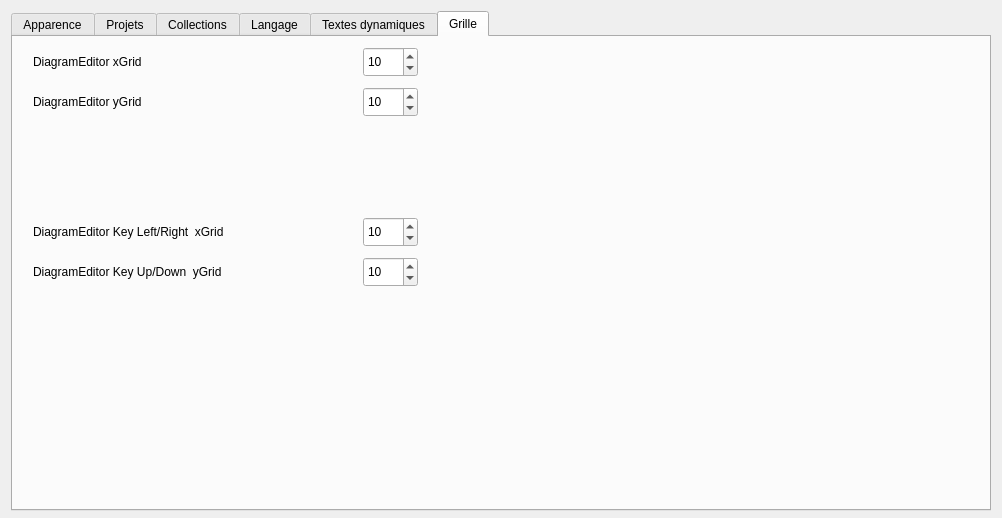
qelectrotech/qelectrotech-source-mirror, file sources/ui/configpage/generalconfigurationpage.ui: the form before one commit.
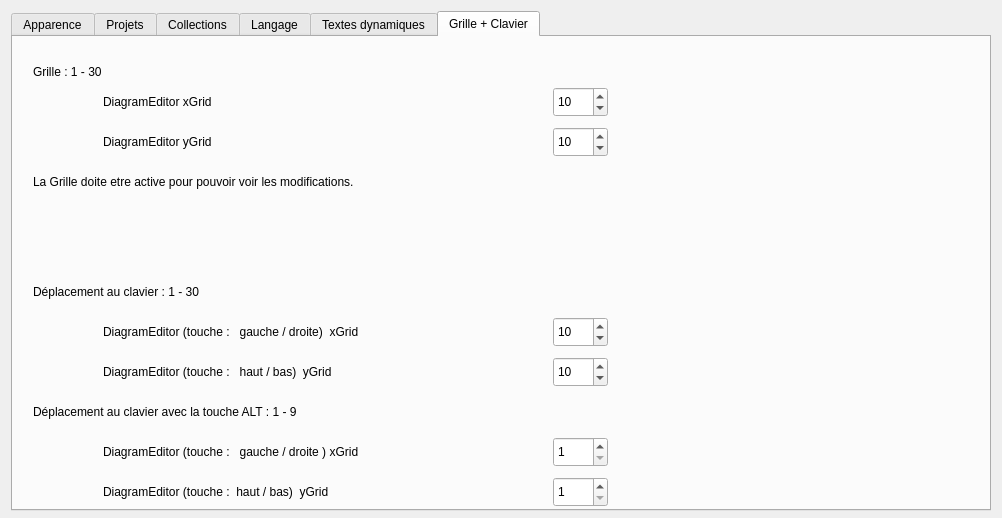
The form after the commit.

Commit message: Add two speedsize for displacing items when working with a keyboard on diagram editor : normal displacement "adjustable from 1 to 30" (keys : Left,Right,Up,Down) fine displacement "adjustable from 1 to 10" (ALT + keys : Left,Right,Up,Down ), thanks Erik for his patch

Diff of the .ui file:
```diff
--- a/sources/ui/configpage/generalconfigurationpage.ui
+++ b/sources/ui/configpage/generalconfigurationpage.ui
@@ -466,13 +466,13 @@
      </widget>
      <widget class="QWidget" name="Grid">
       <attribute name="title">
-       <string>Grille</string>
+       <string>Grille + Clavier</string>
       </attribute>
       <widget class="QLabel" name="Label_Diagram_xGrid">
        <property name="geometry">
         <rect>
-         <x>20</x>
-         <y>10</y>
+         <x>90</x>
+         <y>50</y>
          <width>191</width>
          <height>30</height>
         </rect>
@@ -484,8 +484,8 @@
       <widget class="QLabel" name="Label_Diagram_yGrid">
        <property name="geometry">
         <rect>
-         <x>20</x>
-         <y>50</y>
+         <x>90</x>
+         <y>90</y>
          <width>191</width>
          <height>30</height>
         </rect>
@@ -497,8 +497,8 @@
       <widget class="QSpinBox" name="DiagramEditor_xGrid_sb">
        <property name="geometry">
         <rect>
-         <x>350</x>
-         <y>10</y>
+         <x>540</x>
+         <y>50</y>
          <width>55</width>
          <height>30</height>
         </rect>
@@ -519,8 +519,8 @@
       <widget class="QSpinBox" name="DiagramEditor_yGrid_sb">
        <property name="geometry">
         <rect>
-         <x>350</x>
-         <y>50</y>
+         <x>540</x>
+         <y>90</y>
          <width>55</width>
          <height>30</height>
         </rect>
@@ -538,21 +538,21 @@
       <widget class="QLabel" name="Label_Diagram_Key_xGrid">
        <property name="geometry">
         <rect>
-         <x>20</x>
-         <y>180</y>
-         <width>321</width>
+         <x>90</x>
+         <y>280</y>
+         <width>431</width>
          <height>30</height>
         </rect>
        </property>
        <property name="text">
-        <string>DiagramEditor Key Left/Right  xGrid</string>
+        <string>DiagramEditor (touche :   gauche / droite)  xGrid</string>
        </property>
       </widget>
       <widget class="QSpinBox" name="DiagramEditor_xKeyGrid_sb">
        <property name="geometry">
         <rect>
-         <x>350</x>
-         <y>180</y>
+         <x>540</x>
+         <y>280</y>
          <width>55</width>
          <height>30</height>
         </rect>
@@ -573,21 +573,21 @@
       <widget class="QLabel" name="Label_Diagram_Key_yGrid">
        <property name="geometry">
         <rect>
-         <x>20</x>
-         <y>220</y>
-         <width>321</width>
+         <x>90</x>
+         <y>320</y>
+         <width>431</width>
          <height>30</height>
         </rect>
        </property>
        <property name="text">
-        <string>DiagramEditor Key Up/Down  yGrid</string>
+        <string>DiagramEditor (touche :   haut / bas)  yGrid</string>
        </property>
       </widget>
       <widget class="QSpinBox" name="DiagramEditor_yKeyGrid_sb">
        <property name="geometry">
         <rect>
-         <x>350</x>
-         <y>220</y>
+         <x>540</x>
+         <y>320</y>
          <width>55</width>
          <height>30</height>
         </rect>
@@ -605,6 +605,128 @@
         <number>10</number>
        </property>
       </widget>
+      <widget class="QLabel" name="Label_Grid">
+       <property name="geometry">
+        <rect>
+         <x>20</x>
+         <y>20</y>
+         <width>121</width>
+         <height>30</height>
+        </rect>
+       </property>
+       <property name="text">
+        <string>Grille : 1 - 30</string>
+       </property>
+      </widget>
+      <widget class="QLabel" name="Label_Keys">
+       <property name="geometry">
+        <rect>
+         <x>20</x>
+         <y>240</y>
+         <width>281</width>
+         <height>30</height>
+        </rect>
+       </property>
+       <property name="text">
+        <string>Déplacement au clavier : 1 - 30</string>
+       </property>
+      </widget>
+      <widget class="QLabel" name="Label_Keys_ALT">
+       <property name="geometry">
+        <rect>
+         <x>20</x>
+         <y>360</y>
+         <width>421</width>
+         <height>30</height>
+        </rect>
+       </property>
+       <property name="text">
+        <string>Déplacement au clavier avec la touche ALT : 1 - 9</string>
+       </property>
+      </widget>
+      <widget class="QLabel" name="Label_Diagram_Key_xGrid_ALT">
+       <property name="geometry">
+        <rect>
+         <x>90</x>
+         <y>400</y>
+         <width>431</width>
+         <height>30</height>
+        </rect>
+       </property>
+       <property name="text">
+        <string>DiagramEditor (touche :   gauche / droite ) xGrid</string>
+       </property>
+      </widget>
+      <widget class="QLabel" name="Label_Diagram_Key_yGrid_ALT">
+       <property name="geometry">
+        <rect>
+         <x>90</x>
+         <y>440</y>
+         <width>431</width>
+         <height>30</height>
+        </rect>
+       </property>
+       <property name="text">
+        <string>DiagramEditor (touche :  haut / bas)  yGrid</string>
+       </property>
+      </widget>
+      <widget class="QSpinBox" name="DiagramEditor_xKeyGridFine_sb">
+       <property name="geometry">
+        <rect>
+         <x>540</x>
+         <y>400</y>
+         <width>55</width>
+         <height>30</height>
+        </rect>
+       </property>
+       <property name="minimum">
+        <number>1</number>
+       </property>
+       <property name="maximum">
+        <number>9</number>
+       </property>
+       <property name="singleStep">
+        <number>1</number>
+       </property>
+       <property name="value">
+        <number>1</number>
+       </property>
+      </widget>
+      <widget class="QSpinBox" name="DiagramEditor_yKeyGridFine_sb">
+       <property name="geometry">
+        <rect>
+         <x>540</x>
+         <y>440</y>
+         <width>55</width>
+         <height>30</height>
+        </rect>
+       </property>
+       <property name="minimum">
+        <number>1</number>
+       </property>
+       <property name="maximum">
+        <number>9</number>
+       </property>
+       <property name="singleStep">
+        <number>1</number>
+       </property>
+       <property name="value">
+        <number>1</number>
+       </property>
+      </widget>
+      <widget class="QLabel" name="Label_Grid_Tip">
+       <property name="geometry">
+        <rect>
+         <x>20</x>
+         <y>130</y>
+         <width>481</width>
+         <height>30</height>
+        </rect>
+       </property>
+       <property name="text">
+        <string>La Grille doite etre active pour pouvoir voir les modifications.</string>
+       </property>
+      </widget>
      </widget>
     </widget>
    </item>
```
Left out of the diff: 2 changed lines with no effect on the pictures. The commit also changes 3 other files.
